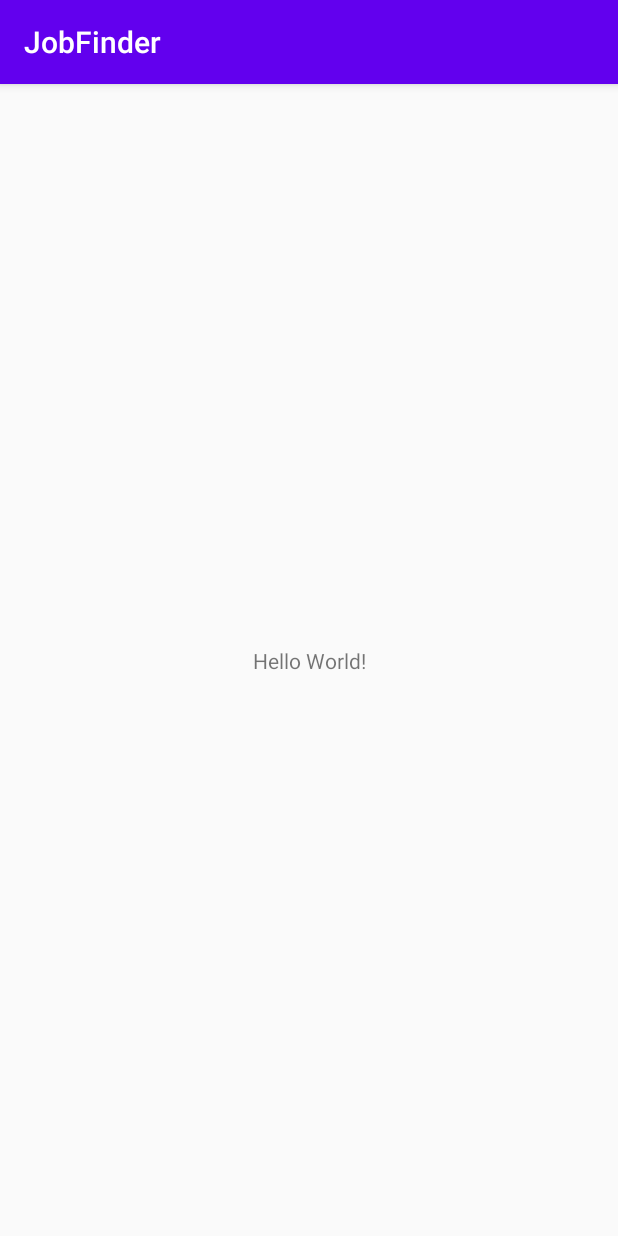
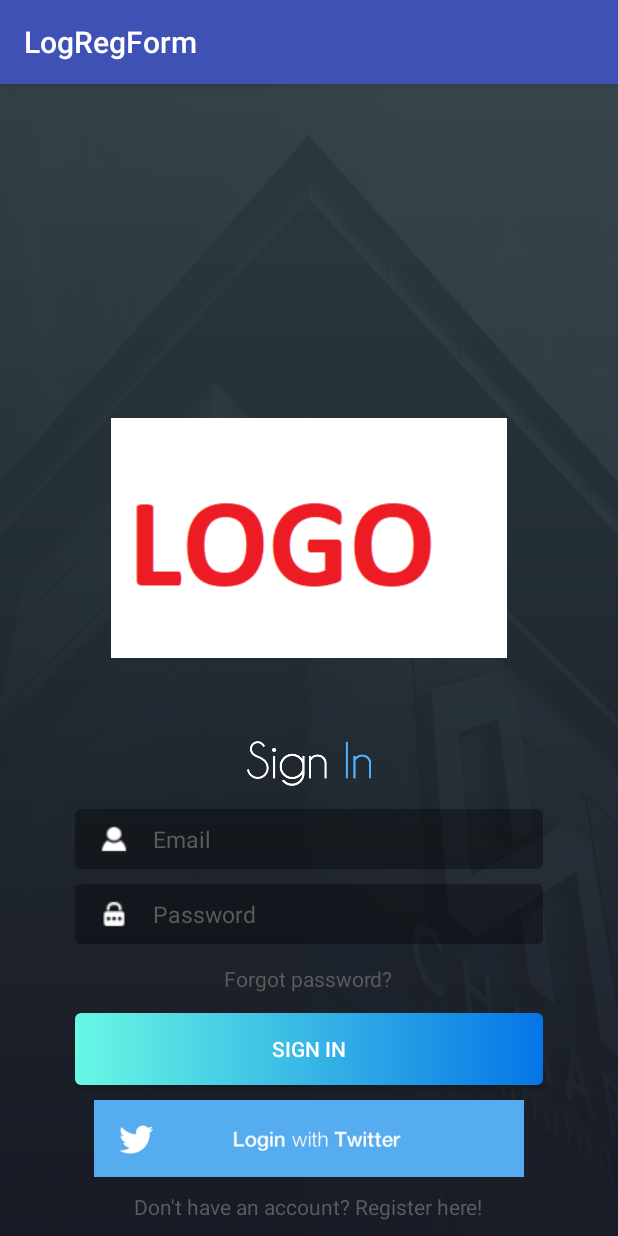
Before and after one commit to aavashneupane/JobFinderAndroid, an Android app: the screen it shows after launch (MainActivity before the commit, LoginActivity after it), on a phone screen of 412 x 824 dp. Run offline under Robolectric (Android 15) with nearby library versions, the phone set to English and light mode, and no system bars.

Commit message:
login design

```diff
--- a/app/build.gradle
+++ b/app/build.gradle
@@ -8,7 +8,7 @@ android {
 
     defaultConfig {
         applicationId "com.aavash.jobfinder"
-        minSdkVersion 16
+        minSdkVersion 24
         targetSdkVersion 30
         versionCode 1
         versionName "1.0"
@@ -30,6 +30,10 @@ dependencies {
     implementation 'androidx.core:core-ktx:1.3.2'
     implementation 'androidx.appcompat:appcompat:1.2.0'
     implementation 'androidx.constraintlayout:constraintlayout:2.0.4'
+    implementation 'com.google.android.material:material:1.2.1'
+    implementation 'androidx.annotation:annotation:1.1.0'
+    implementation 'androidx.lifecycle:lifecycle-livedata-ktx:2.2.0'
+    implementation 'androidx.lifecycle:lifecycle-viewmodel-ktx:2.2.0'
     testImplementation 'junit:junit:4.12'
     androidTestImplementation 'androidx.test.ext:junit:1.1.2'
     androidTestImplementation 'androidx.test.espresso:espresso-core:3.3.0'
--- a/app/src/main/AndroidManifest.xml
+++ b/app/src/main/AndroidManifest.xml
@@ -9,12 +9,16 @@
         android:roundIcon="@mipmap/ic_launcher_round"
         android:supportsRtl="true"
         android:theme="@style/AppTheme">
+        <activity android:name=".LoginActivity">
+            <intent-filter>
+                <action android:name="android.intent.action.MAIN" />
+
+                <category android:name="android.intent.category.LAUNCHER" />
+            </intent-filter>
+
+        </activity>
         <activity android:name=".MainActivity">
-            <intent-filter>
-                <action android:name="android.intent.action.MAIN"/>
 
-                <category android:name="android.intent.category.LAUNCHER"/>
-            </intent-filter>
         </activity>
     </application>
 
--- /dev/null
+++ b/app/src/main/java/com/aavash/jobfinder/LoginActivity.kt
@@ -0,0 +1,11 @@
+package com.aavash.jobfinder
+
+import androidx.appcompat.app.AppCompatActivity
+import android.os.Bundle
+
+class LoginActivity : AppCompatActivity() {
+    override fun onCreate(savedInstanceState: Bundle?) {
+        super.onCreate(savedInstanceState)
+        setContentView(R.layout.activity_login)
+    }
+}
--- /dev/null
+++ b/app/src/main/res/drawable/btnsignin_gradient.xml
@@ -0,0 +1,49 @@
+<?xml version="1.0" encoding="utf-8"?>
+<selector xmlns:android="http://schemas.android.com/apk/res/android">
+
+    <item android:state_pressed="true">
+        <shape>
+            <gradient
+
+                android:startColor="#0575E6"
+                android:endColor="#69f8e4"
+                android:angle="0" />
+
+
+            <corners
+                android:radius="4dp" />
+
+            <padding
+                android:right="10dp"
+                android:top="10dp"
+                android:bottom="10dp"
+                android:left="10dp" />
+
+        </shape>
+    </item>
+
+
+    <item>
+        <shape>
+            <gradient
+
+                android:startColor="#69f8e4"
+                android:endColor="#0575E6"
+                android:angle="0" />
+
+
+            <corners
+                android:radius="4dp" />
+
+            <padding
+                android:right="10dp"
+                android:top="10dp"
+                android:bottom="10dp"
+                android:left="10dp" />
+
+        </shape>
+    </item>
+
+
+
+</selector>
--- /dev/null
+++ b/app/src/main/res/layout/activity_login.xml
@@ -0,0 +1,131 @@
+<RelativeLayout xmlns:android="http://schemas.android.com/apk/res/android"
+    xmlns:tools="http://schemas.android.com/tools"
+    android:layout_width="match_parent"
+    android:layout_height="match_parent"
+    android:background="@drawable/background"
+    tools:context=".LoginActivity">
+
+
+
+
+    <ScrollView
+        android:layout_width="match_parent"
+        android:layout_height="wrap_content"
+        android:layout_alignParentBottom="true"
+        android:layout_marginBottom="10dp"
+
+        >
+
+
+        <LinearLayout
+            android:layout_width="match_parent"
+            android:layout_height="wrap_content"
+            android:orientation="vertical"
+            android:layout_marginStart="50dp"
+            android:layout_marginEnd="50dp"
+            >
+
+
+            <ImageView
+                android:id="@+id/ivLogLogo"
+                android:layout_width="match_parent"
+                android:layout_height="160dp"
+
+                android:layout_marginBottom="55dp"
+                android:layout_marginTop="18dp"
+                android:scaleType="fitCenter"
+                android:src="@drawable/logo" />
+
+
+            <ImageView
+                android:id="@+id/ivSignIn"
+                android:layout_width="match_parent"
+                android:layout_height="30dp"
+                android:layout_marginBottom="15dp"
+                android:contentDescription="Sign in text on registration activity"
+                android:src="@drawable/sign_in" />
+
+
+            <AutoCompleteTextView
+                android:id="@+id/atvEmailLog"
+                android:inputType="textEmailAddress"
+                android:layout_width="match_parent"
+                android:layout_height="40dp"
+                android:layout_marginBottom="10dp"
+                android:background="@drawable/rounded_rect"
+                android:drawableLeft="@drawable/icon_person"
+                android:drawablePadding="10dp"
+                android:drawableStart="@drawable/icon_person"
+                android:hint="@string/emailReg"
+                android:paddingEnd="10dp"
+                android:paddingStart="10dp"
+                android:textColor="@color/white"
+                android:textColorHint="@color/gray"
+                android:textSize="15sp" />
+
+
+            <AutoCompleteTextView
+                android:id="@+id/atvPasswordLog"
+                android:inputType="textPassword"
+                android:layout_width="match_parent"
+                android:layout_height="40dp"
+                android:layout_marginBottom="10dp"
+                android:background="@drawable/rounded_rect"
+                android:drawableLeft="@drawable/icon_password"
+                android:drawablePadding="10dp"
+                android:drawableStart="@drawable/icon_password"
+                android:hint="@string/passwordReg"
+                android:paddingEnd="10dp"
+                android:paddingStart="10dp"
+                android:textColor="@color/white"
+                android:textColorHint="@color/gray"
+                android:textSize="15sp" />
+
+
+            <TextView
+                android:id="@+id/tvForgotPass"
+                android:layout_width="wrap_content"
+                android:layout_height="wrap_content"
+                android:layout_gravity="center"
+                android:layout_marginTop="3dp"
+                android:layout_marginBottom="3dp"
+                android:text="@string/forgot_password"
+                android:textColor="@color/gray" />
+
+
+            <Button
+                android:id="@+id/btnSignIn"
+                android:layout_width="match_parent"
+                android:layout_height="wrap_content"
+                android:layout_marginTop="10dp"
+                android:background="@drawable/btnsignin_gradient"
+                android:text="@string/sign_inLog"
+                android:textColor="#FFFFFF" />
+
+
+            <ImageView
+                android:id="@+id/ivFacebook"
+                android:layout_width="match_parent"
+                android:layout_height="51dp"
+                android:layout_marginTop="10dp"
+                android:contentDescription="Social site button"
+                android:src="@drawable/btn_twitter" />
+
+
+            <TextView
+                android:id="@+id/tvSignIn"
+                android:layout_width="wrap_content"
+                android:layout_height="wrap_content"
+                android:layout_gravity="center"
+                android:layout_marginTop="10dp"
+                android:text="@string/signup_redirect"
+                android:textColor="@color/gray" />
+
+
+        </LinearLayout>
+
+
+
+    </ScrollView>
+
+</RelativeLayout>
--- a/app/src/main/res/values/colors.xml
+++ b/app/src/main/res/values/colors.xml
@@ -1,6 +1,8 @@
 <?xml version="1.0" encoding="utf-8"?>
 <resources>
-    <color name="colorPrimary">#6200EE</color>
-    <color name="colorPrimaryDark">#3700B3</color>
-    <color name="colorAccent">#03DAC5</color>
+    <color name="colorPrimary">#3F51B5</color>
+    <color name="colorPrimaryDark">#303F9F</color>
+    <color name="colorAccent">#FF4081</color>
+    <color name="white">#FFFFFF</color>
+    <color name="gray">#5b5b5b</color>
 </resources>
--- /dev/null
+++ b/app/src/main/res/values/dimens.xml
@@ -0,0 +1,5 @@
+<resources>
+    <!-- Default screen margins, per the Android Design guidelines. -->
+    <dimen name="activity_horizontal_margin">16dp</dimen>
+    <dimen name="activity_vertical_margin">16dp</dimen>
+</resources>
--- a/app/src/main/res/values/strings.xml
+++ b/app/src/main/res/values/strings.xml
@@ -1,3 +1,11 @@
 <resources>
-    <string name="app_name">JobFinder</string>
+    <string name="app_name">LogRegForm</string>
+    <string name="usernameReg">Username</string>
+    <string name="emailReg">Email</string>
+    <string name="passwordReg">Password</string>
+    <string name="sign_upReg">Sign up</string>
+    <string name="sign_inLog">Sign in</string>
+    <string name="signin_redirect">Already a member? Sign in!</string>
+    <string name="forgot_password">Forgot password?</string>
+    <string name="signup_redirect">Don\'t have an account? Register here!</string>
 </resources>
```
Also changed, not shown: app/src/main/res/drawable/background.png (added), app/src/main/res/drawable/btn_twitter.png (added), app/src/main/res/drawable/icon_password.png (added), app/src/main/res/drawable/icon_person.png (added), app/src/main/res/drawable/logo.png (added), app/src/main/res/drawable/rounded_rect.png (added), app/src/main/res/drawable/sign_in.png (added). Lines whose indentation alone changed are shown as unchanged.
